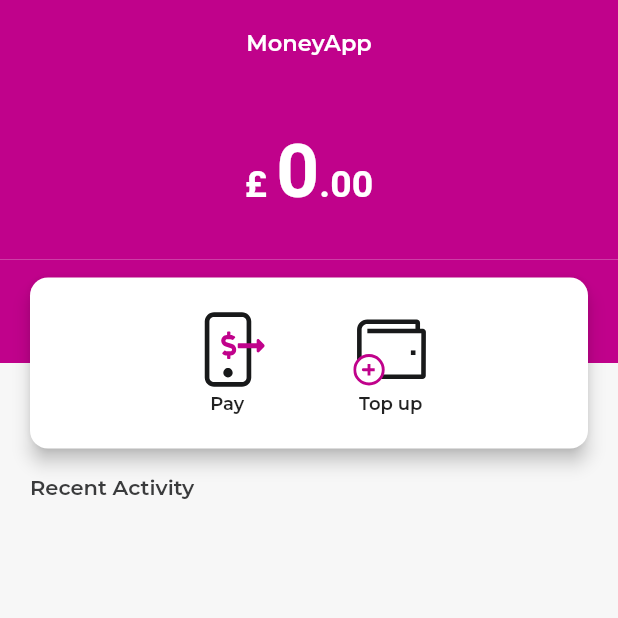
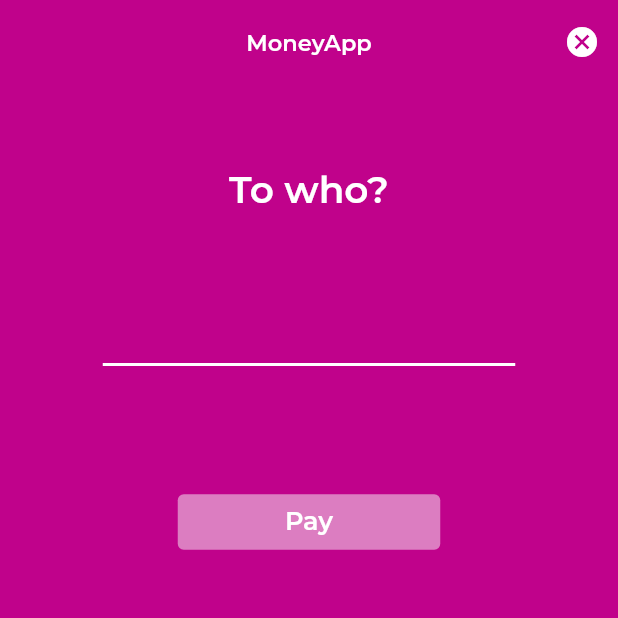
Before and after one commit to SamadiPour/Payment-App-TestTask, a Flutter app: the screen it shows after launch, after a tap on "Pay", on a phone screen of 412 x 824 dp, the top half of it. Run offline on Flutter 3.47's test engine with Material 2 defaults, Android fonts, the phone set to English and light mode, and no system bars; our stand-ins replace flutter_svg, get, google_fonts; missing offline and left inert: enum_to_string; statements that could not run were skipped; project files that could hold a hidden picture were left out.

Commit message:
Add Activity basics and Who Screen Implementation

```diff
--- /dev/null
+++ b/lib/controllers/page_fragments_controller.dart
@@ -0,0 +1,37 @@
+import 'package:flutter/material.dart';
+import 'package:get/get.dart';
+
+class PageFragmentsController extends GetxController {
+  RxInt _pageIndex = 0.obs;
+  RxBool _reverse = false.obs;
+  final List<Widget> _children;
+
+  RxInt get pageIndex => _pageIndex;
+
+  RxBool get reverse => _reverse;
+
+  List<Widget> get children => _children;
+
+  PageFragmentsController(this._children);
+
+  Widget getCurrentChild() => _children[pageIndex.value];
+
+  goBack() {
+    if (pageIndex.value == 0) {
+      Get.back();
+      return;
+    }
+
+    _reverse.value = true;
+    _pageIndex.value--;
+    update();
+  }
+
+  goNext() {
+    if (pageIndex.value == children.length - 1) return;
+
+    _reverse.value = false;
+    _pageIndex.value++;
+    update();
+  }
+}
--- a/lib/controllers/recent_activity_controller.dart
+++ b/lib/controllers/recent_activity_controller.dart
@@ -18,7 +18,7 @@ class RecentActivityController extends GetxController {
 
   // when user add a activity
   addActivity(ActivityModel activity) {
-    activities.add(activity);
+    activities.insert(0, activity);
     update();
   }
 
--- a/lib/models/activity_model.dart
+++ b/lib/models/activity_model.dart
@@ -8,11 +8,15 @@ class ActivityModel {
   ActivityType type;
 
   ActivityModel({
-    required this.date,
     required this.amount,
     required this.type,
+    required this.date,
     this.title,
   });
+
+  ActivityModel.empty(this.type)
+      : amount = 0,
+        date = DateTime.now();
 
   factory ActivityModel.fromJson(Map<String, dynamic> json) => ActivityModel(
         title: json['title'],
--- /dev/null
+++ b/lib/screens/add_activity/add_activity_money_fragment.dart
@@ -0,0 +1,15 @@
+import 'package:flutter/material.dart';
+import 'package:payment_app_test_task/models/activity_type_enum.dart';
+
+class AddActivityMoneyFragment extends StatelessWidget {
+  final ActivityType type;
+
+  AddActivityMoneyFragment({required this.type}) : super(key: ValueKey<int>(1));
+
+  @override
+  Widget build(BuildContext context) {
+    return Column(
+      children: [],
+    );
+  }
+}
--- /dev/null
+++ b/lib/screens/add_activity/add_activity_screen.dart
@@ -0,0 +1,76 @@
+import 'package:animations/animations.dart';
+import 'package:flutter/material.dart';
+import 'package:get/get.dart';
+import 'package:payment_app_test_task/controllers/page_fragments_controller.dart';
+import 'package:payment_app_test_task/models/activity_model.dart';
+import 'package:payment_app_test_task/models/activity_type_enum.dart';
+import 'package:payment_app_test_task/screens/add_activity/add_activity_to_who_fragment.dart';
+import 'package:payment_app_test_task/widgets/custom_app_bar.dart';
+
+class AddActivityScreen extends StatefulWidget {
+  final ActivityType type;
+
+  const AddActivityScreen({Key? key, required this.type}) : super(key: key);
+
+  @override
+  _AddActivityScreenState createState() => _AddActivityScreenState();
+}
+
+class _AddActivityScreenState extends State<AddActivityScreen> {
+  late PageFragmentsController _controller;
+
+  @override
+  void initState() {
+    super.initState();
+    Get.put(
+      ActivityModel.empty(widget.type),
+      tag: 'new_activity',
+    );
+    _controller = Get.put(
+      PageFragmentsController(
+        [
+          // AddActivityMoneyFragment(type: widget.type),
+          AddActivityToWhoFragment(),
+        ],
+      ),
+    );
+  }
+
+  @override
+  Widget build(BuildContext context) {
+    return WillPopScope(
+      onWillPop: () {
+        _controller.goBack();
+        return Future.value(false);
+      },
+      child: Scaffold(
+        appBar: CustomAppBar(hasClose: true),
+        backgroundColor: Theme.of(context).primaryColor,
+        body: GetBuilder(
+          init: _controller,
+          builder: (_) {
+            print(_controller.pageIndex);
+            return PageTransitionSwitcher(
+              duration: const Duration(milliseconds: 350),
+              transitionBuilder: (
+                Widget child,
+                Animation<double> animation,
+                Animation<double> secondaryAnimation,
+              ) {
+                return SharedAxisTransition(
+                  child: child,
+                  fillColor: Colors.white,
+                  animation: animation,
+                  secondaryAnimation: secondaryAnimation,
+                  transitionType: SharedAxisTransitionType.horizontal,
+                );
+              },
+              child: _controller.getCurrentChild(),
+              reverse: _controller.reverse.value,
+            );
+          },
+        ),
+      ),
+    );
+  }
+}
--- /dev/null
+++ b/lib/screens/add_activity/add_activity_to_who_fragment.dart
@@ -0,0 +1,93 @@
+import 'package:flutter/material.dart';
+import 'package:get/get.dart';
+import 'package:payment_app_test_task/controllers/recent_activity_controller.dart';
+import 'package:payment_app_test_task/models/activity_model.dart';
+import 'package:payment_app_test_task/widgets/main_button.dart';
+
+class AddActivityToWhoFragment extends StatelessWidget {
+  final _textController = TextEditingController();
+
+  @override
+  Widget build(BuildContext context) {
+    return Container(
+      color: Theme.of(context).primaryColor,
+      padding: const EdgeInsets.symmetric(horizontal: 20, vertical: 10),
+      child: ListView(
+        physics: BouncingScrollPhysics(),
+        addAutomaticKeepAlives: true,
+        children: [
+          SizedBox(height: 45),
+          Center(
+            child: Text(
+              'To who?',
+              style: TextStyle(
+                color: Colors.white,
+                fontSize: 25,
+                fontWeight: FontWeight.w600,
+              ),
+            ),
+          ),
+          SizedBox(height: 55),
+          _textField(),
+          SizedBox(height: 80),
+          Center(
+            child: MainButton(
+              title: 'Pay',
+              onPressed: () {
+                final title = _textController.text;
+
+                if (title.isEmpty) {
+                  ScaffoldMessenger.of(context).showSnackBar(SnackBar(
+                    content: Text('Please enter some text'),
+                  ));
+                } else {
+                  final activity = Get.find<ActivityModel>(tag: 'new_activity');
+                  activity.title = _textController.text;
+                  activity.date = DateTime.now();
+
+                  Get.find<RecentActivityController>().addActivity(activity);
+                  Get.back();
+                }
+              },
+            ),
+          ),
+        ],
+      ),
+    );
+  }
+
+  _textField() {
+    final _border = UnderlineInputBorder(
+      borderSide: BorderSide(
+        color: Colors.white,
+        width: 2,
+      ),
+    );
+
+    return Center(
+      child: ConstrainedBox(
+        constraints: BoxConstraints(maxWidth: 275),
+        child: TextFormField(
+          maxLines: 1,
+          validator: (value) {
+            if (value == null || value.isEmpty) {
+              return 'Please enter some text';
+            }
+            return null;
+          },
+          controller: _textController,
+          decoration: InputDecoration(
+            enabledBorder: _border,
+            focusedBorder: _border,
+            border: _border,
+          ),
+          cursorColor: Colors.white,
+          style: TextStyle(
+            color: Colors.white,
+          ),
+          textAlign: TextAlign.center,
+        ),
+      ),
+    );
+  }
+}
--- a/lib/screens/transaction_screen.dart
+++ b/lib/screens/transaction_screen.dart
@@ -3,6 +3,8 @@ import 'package:get/get.dart';
 import 'package:payment_app_test_task/controllers/recent_activity_controller.dart';
 import 'package:payment_app_test_task/data/dummy_activities.dart';
 import 'package:payment_app_test_task/models/activity_model.dart';
+import 'package:payment_app_test_task/models/activity_type_enum.dart';
+import 'package:payment_app_test_task/screens/add_activity/add_activity_screen.dart';
 import 'package:payment_app_test_task/utils/global_colors.dart';
 import 'package:payment_app_test_task/widgets/clickable_icon_widget.dart';
 import 'package:payment_app_test_task/widgets/custom_app_bar.dart';
@@ -99,12 +101,20 @@ class _TransactionScreenState extends State<TransactionScreen> {
                     ClickableIconWidget(
                       title: 'Pay',
                       svgPath: 'assets/icons/phone_icon.svg',
-                      onPressed: () {},
+                      onPressed: () {
+                        Get.to(
+                          () => AddActivityScreen(type: ActivityType.pay),
+                        );
+                      },
                     ),
                     ClickableIconWidget(
                       title: 'Top up',
                       svgPath: 'assets/icons/wallet_icon.svg',
-                      onPressed: () {},
+                      onPressed: () {
+                        Get.to(
+                          () => AddActivityScreen(type: ActivityType.topUp),
+                        );
+                      },
                     ),
                   ],
                 ),
--- a/lib/widgets/custom_app_bar.dart
+++ b/lib/widgets/custom_app_bar.dart
@@ -1,5 +1,6 @@
 import 'package:flutter/cupertino.dart';
 import 'package:flutter/material.dart';
+import 'package:get/get.dart';
 import 'package:google_fonts/google_fonts.dart';
 
 class CustomAppBar extends AppBar {
@@ -20,7 +21,10 @@ class CustomAppBar extends AppBar {
               ? [
                   IconButton(
                     icon: Icon(Icons.cancel),
-                    onPressed: () {},
+                    splashRadius: 22,
+                    onPressed: () {
+                      Get.back();
+                    },
                   ),
                 ]
               : [],
--- /dev/null
+++ b/lib/widgets/main_button.dart
@@ -0,0 +1,37 @@
+import 'package:flutter/material.dart';
+import 'package:payment_app_test_task/utils/global_colors.dart';
+
+class MainButton extends StatelessWidget {
+  final double width;
+  final String title;
+  final VoidCallback? onPressed;
+
+  MainButton({
+    this.width = 175,
+    required this.title,
+    this.onPressed,
+  });
+
+  @override
+  Widget build(BuildContext context) {
+    return ConstrainedBox(
+      constraints: BoxConstraints.tightFor(width: width),
+      child: TextButton(
+        onPressed: onPressed,
+        child: Text(
+          title,
+          style: TextStyle(
+            color: Colors.white,
+            fontWeight: FontWeight.w600,
+            fontSize: 17,
+          ),
+        ),
+        style: ButtonStyle(
+          backgroundColor: MaterialStateProperty.all(
+            GlobalColors.lightWhite.withOpacity(0.5),
+          ),
+        ),
+      ),
+    );
+  }
+}
--- a/pubspec.yaml
+++ b/pubspec.yaml
@@ -15,6 +15,7 @@ dependencies:
   flutter_svg: ^0.21.0+1
   enum_to_string: ^2.0.1
   intl: 0.17.0
+  animations: ^2.0.0
 
 dev_dependencies:
   flutter_test:
```
Also changed, not shown: pubspec.lock.
